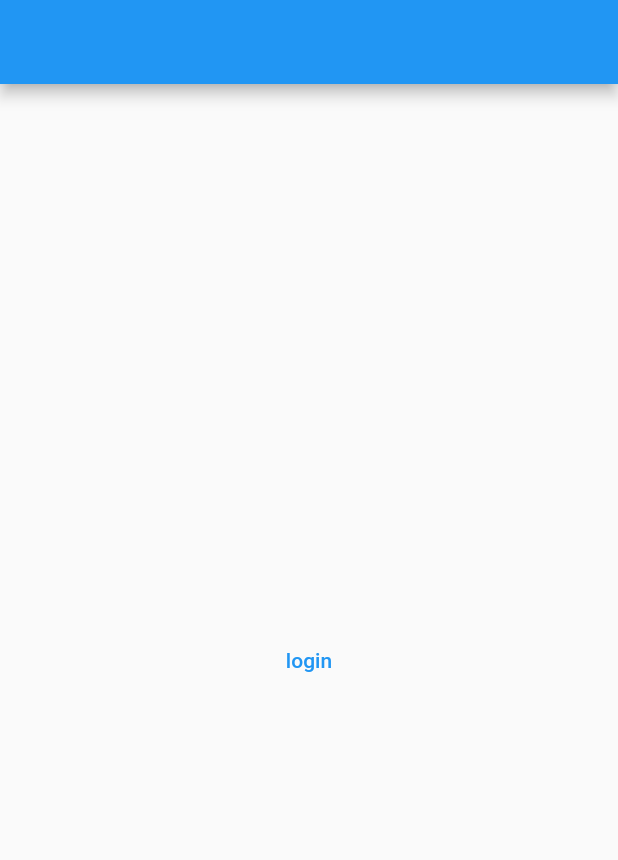
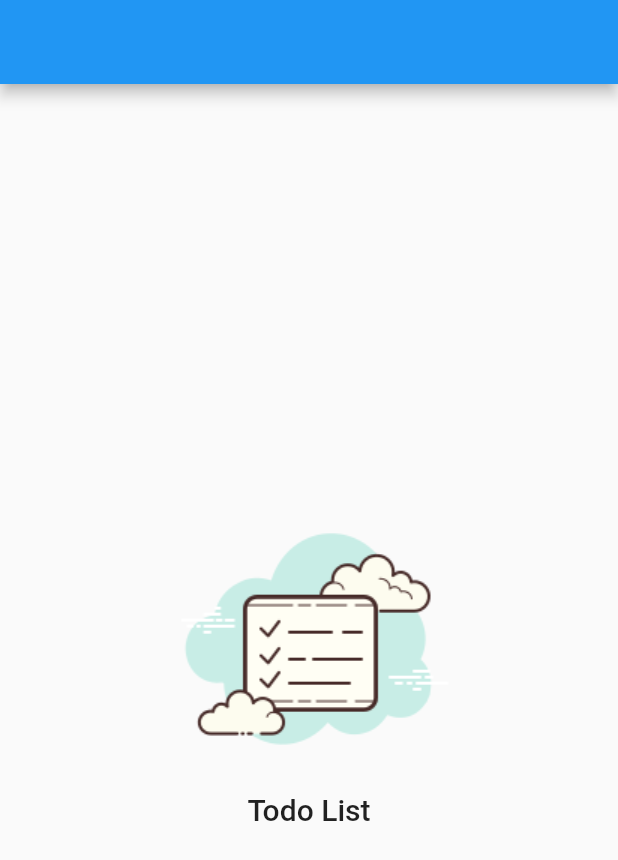
Before and after one commit to pollyyana/todo-list-provider, a Flutter app: the SplashPage screen opened directly, on a phone screen of 412 x 824 dp. Shown: the top 860 px of the screen. Run offline on Flutter 3.47's test engine with Material 2 defaults, Android fonts, the phone set to English and light mode, and no system bars; our stand-ins replace firebase_auth, firebase_core, flutter_signin_button, google_fonts, google_sign_in, sqflite and 1 more; missing offline and left inert: flutter_overlay_loader, validatorless; accounts and stored records are empty; Roboto replaces fonts that are missing (Mandali).

Commit message:
Navegação sem Contexto e configurando home e splash

```diff
--- /dev/null
+++ b/todo_list/lib/app/core/navigator/todo_list_navigator.dart
@@ -0,0 +1,10 @@
+
+//navegacao sem contexto
+import 'package:flutter/widgets.dart';
+
+class TodoListNavigator {
+  TodoListNavigator._();
+
+  static final navigatorKey = GlobalKey<NavigatorState>();
+  static NavigatorState? get to  => navigatorKey.currentState;
+}
--- /dev/null
+++ b/todo_list/lib/app/modules/home/home_module.dart
@@ -0,0 +1,12 @@
+import 'package:todo_list/app/core/modules/todo_list_module.dart';
+import 'package:todo_list/app/modules/home/home_page.dart';
+
+class HomeModule extends TodoListModule {
+  HomeModule()
+      : super(
+          bindings: [],
+          routers: {
+            '/home': (context) => const HomePage(),
+          },
+        );
+}
--- a/todo_list/lib/app/modules/splash/splash_page.dart
+++ b/todo_list/lib/app/modules/splash/splash_page.dart
@@ -1,19 +1,19 @@
 import 'package:flutter/material.dart';
+import 'package:todo_list/app/core/widget/todo_list_logo.dart';
 
 class SplashPage extends StatelessWidget {
+  const SplashPage({super.key});
 
-  const SplashPage({ super.key });
+  @override
+  Widget build(BuildContext context) {
+    return Scaffold(
+      appBar: AppBar(
+        title: const Text(''),
+      ),
+      body: const Center(
 
-   @override
-   Widget build(BuildContext context) {
-       return Scaffold(
-           appBar: AppBar(title: const Text(''),),
-           body: Center(
-            child:  TextButton(
-              onPressed:()=> Navigator.of(context).pushNamed('/login') ,
-              child: const Text('login'),
-            ),
-           ),
-       );
+        child: TodoListLogo(),
+      ),
+    );
   }
 }
```
Also changed, not shown: todo_list/lib/app/app_widget.dart (+20 -12 lines), todo_list/lib/app/modules/home/home_page.dart (added, +14 -0 lines).
